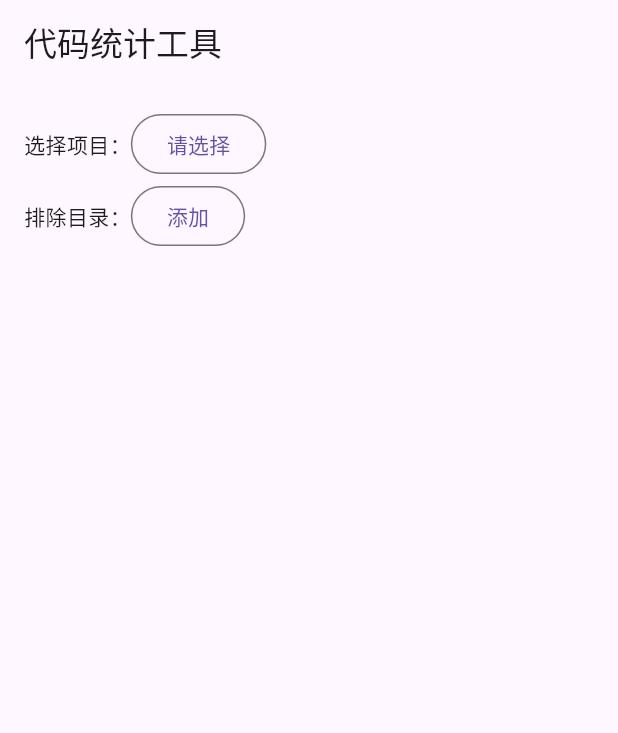
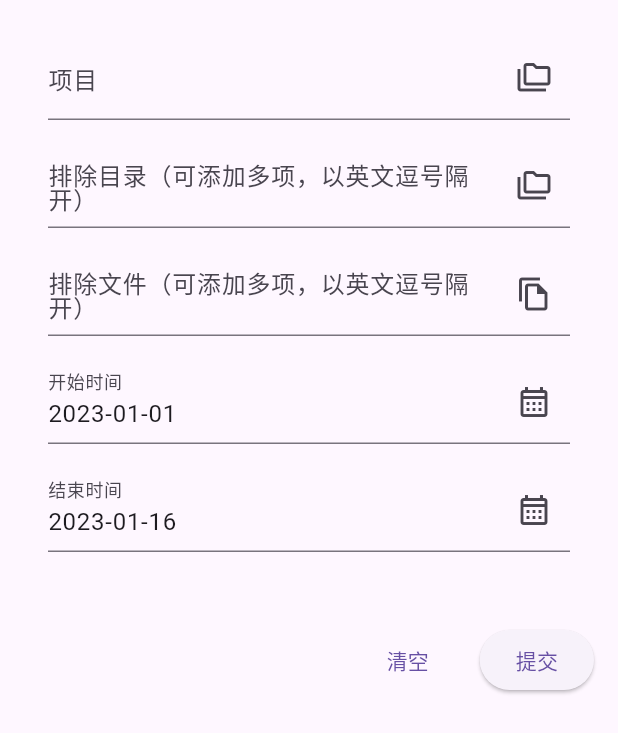
Before and after one commit to Samoy/code_statistics, a Flutter app: the screen it shows after launch, on a phone screen of 412 x 824 dp. Shown: the top 733 px of the screen. Run offline on Flutter 3.47's test engine with Material 2 defaults, Android fonts, the phone set to English and light mode, and no system bars; missing offline and left inert: file_selector.

Commit message:
feat:表单设计完成

```diff
--- a/lib/home.dart
+++ b/lib/home.dart
@@ -1,5 +1,7 @@
+import 'package:code_statistics/widgets/form_item.dart';
 import 'package:file_selector/file_selector.dart';
 import 'package:flutter/material.dart';
+import 'package:intl/intl.dart';
 
 class HomePage extends StatefulWidget {
   const HomePage({super.key});
@@ -11,68 +13,126 @@ class HomePage extends StatefulWidget {
 class _HomePageState extends State<HomePage> {
   final GlobalKey<FormState> _globalKey = GlobalKey<FormState>();
   String _projectPath = ""; // 项目路径
-  List<String> _excludePath = List.empty(); // 排除目录
+  String _excludeDir = ""; // 排除目录
   String _excludeFile = ""; // 排除文件
+  DateTime _endTime = DateTime.now(); // 结束时间
+  DateTime _startTime =
+      DateTime(DateTime.now().year, DateTime.now().month); // 开始时间
+
+  @override
+  void initState() {
+    super.initState();
+  }
 
   @override
   Widget build(BuildContext context) {
     return Scaffold(
-      appBar: AppBar(title: Text("代码统计工具"),),
       body: Form(
         key: _globalKey,
         child: Container(
           padding: const EdgeInsets.all(16),
           child: Column(
             children: [
-              FormField(builder: (context) {
-                return Row(
-                  children: [
-                    const Text("选择项目："),
-                    Text(_projectPath),
-                    OutlinedButton(
-                      onPressed: () {
+              FormItem(
+                initialValue: _projectPath,
+                label: "项目",
+                // icon: Icon(Icons.computer_outlined),
+                suffixIcon: Icon(Icons.folder_copy_outlined),
+                onSuffixIconTap: (controller) {
                   getDirectoryPath().then((value) {
                     if (value != null) {
-                            setState(() {
                       _projectPath = value;
-                            });
+                      controller.text = value;
                     }
                   });
                 },
-                      child: const Text("请选择"),
-                    )
-                  ],
-                );
-              }),
-              FormField(builder: (context) {
-                return Row(
-                  children: [
-                    const Text("排除目录："),
-                    _excludePath.isNotEmpty
-                        ? Column(
-                            children: ListTile.divideTiles(
-                                context: this.context,
-                                tiles: _excludePath.map(
-                                  (e) => Text(e),
-                                )).toList(),
-                          )
-                        : Container(),
-                    OutlinedButton(
-                      onPressed: () {
+              ),
+              FormItem(
+                initialValue: _excludeDir,
+                label: "排除目录（可添加多项，以英文逗号隔开）",
+                // icon: Icon(Icons.folder_outlined),
+                suffixIcon: Icon(Icons.folder_copy_outlined),
+                onSuffixIconTap: (controller) {
                   getDirectoryPath(initialDirectory: _projectPath)
                       .then((value) {
                     if (value != null) {
-                            setState(() {
-                              _excludePath = _excludePath + [value];
-                            });
+                      _excludeDir = value;
+                      controller.text = _excludeDir;
                     }
                   });
                 },
-                      child: const Text("添加"),
+              ),
+              FormItem(
+                initialValue: _excludeFile,
+                label: "排除文件（可添加多项，以英文逗号隔开）",
+                // icon: Icon(Icons.file_copy_outlined),
+                suffixIcon: Icon(Icons.file_copy_outlined),
+                onSuffixIconTap: (controller) {
+                  openFiles(initialDirectory: _projectPath).then((value) {
+                    for (var element in value) {
+                      _excludeFile += "${element.path},";
+                      controller.text = _excludeFile;
+                    }
+                  });
+                },
+              ),
+              FormItem(
+                initialValue: DateFormat("yyyy-MM-dd").format(_startTime),
+                label: "开始时间",
+                // icon: Icon(Icons.timer_rounded),
+                suffixIcon: Icon(Icons.calendar_month_outlined),
+                onSuffixIconTap: (controller) {
+                  showDatePicker(
+                          context: context,
+                          initialDate: _startTime,
+                          firstDate: _startTime,
+                          lastDate: DateTime.now())
+                      .then((value) {
+                    if (value != null) {
+                      _startTime = value;
+                      controller.text = DateFormat("yyyy-MM-dd").format(value);
+                    }
+                  });
+                },
+              ),
+              FormItem(
+                initialValue: DateFormat("yyyy-MM-dd").format(_endTime),
+                label: "结束时间",
+                // icon: Icon(Icons.timer_off),
+                suffixIcon: Icon(Icons.calendar_month_outlined),
+                onSuffixIconTap: (controller) {
+                  showDatePicker(
+                          context: context,
+                          initialDate: _endTime,
+                          firstDate: _startTime,
+                          lastDate: DateTime.now())
+                      .then((value) {
+                    if (value != null) {
+                      _endTime = value;
+                      controller.text = DateFormat("yyyy-MM-dd").format(value);
+                    }
+                  });
+                },
+              ),
+              const SizedBox(
+                height: 40,
+              ),
+              Row(
+                mainAxisAlignment: MainAxisAlignment.end,
+                children: [
+                  TextButton(
+                    onPressed: () {},
+                    child: Text("清空"),
+                  ),
+                  SizedBox(
+                    width: 16,
+                  ),
+                  ElevatedButton(
+                    onPressed: () {},
+                    child: Text("提交"),
                   )
                 ],
-                );
-              })
+              )
             ],
           ),
         ),
--- a/lib/main.dart
+++ b/lib/main.dart
@@ -13,6 +13,7 @@ class MyApp extends StatelessWidget {
   @override
   Widget build(BuildContext context) {
     return MaterialApp(
+      debugShowCheckedModeBanner: false,
       title: '代码统计工具',
       localizationsDelegates: GlobalMaterialLocalizations.delegates,
       supportedLocales: const [
@@ -22,7 +23,7 @@ class MyApp extends StatelessWidget {
       locale: const Locale('zh' 'CN'),
       theme: ThemeData(
         useMaterial3: true,
-        primarySwatch: Colors.purple,
+        primarySwatch: Colors.pink,
       ),
       home: const HomePage(),
     );
--- /dev/null
+++ b/lib/widgets/form_item.dart
@@ -0,0 +1,65 @@
+import "package:flutter/material.dart";
+
+typedef TextEditingControllerCallback = void Function(
+    TextEditingController controller);
+
+class FormItem<T> extends StatefulWidget {
+  final String label;
+  final ValueChanged<T>? onValueChanged;
+  final Icon? icon;
+  final String? initialValue;
+  final bool readOnly;
+  final Icon? suffixIcon;
+  final TextEditingControllerCallback? onSuffixIconTap;
+
+  const FormItem(
+      {Key? key,
+      required this.label,
+      this.icon,
+      this.initialValue,
+      this.readOnly = false,
+      this.onValueChanged,
+      this.suffixIcon,
+      this.onSuffixIconTap})
+      : super(key: key);
+
+  @override
+  State<FormItem> createState() => _FormItemState();
+}
+
+class _FormItemState extends State<FormItem> {
+  final TextEditingController _controller = TextEditingController();
+
+  @override
+  void initState() {
+    super.initState();
+    if (widget.initialValue != null) {
+      _controller.text = widget.initialValue!;
+    }
+  }
+
+  @override
+  Widget build(BuildContext context) {
+    return Container(
+      padding: const EdgeInsets.symmetric(horizontal: 16, vertical: 8),
+      child: TextFormField(
+        readOnly: widget.readOnly,
+        controller: _controller,
+        decoration: InputDecoration(
+            icon: widget.icon,
+            label: Text(widget.label),
+            suffixIcon: widget.suffixIcon != null
+                ? IconButton(
+                    onPressed: () {
+                      if (widget.onSuffixIconTap != null) {
+                        widget.onSuffixIconTap!(_controller);
+                      }
+                    },
+                    icon: widget.suffixIcon!)
+                : null),
+        key: widget.key,
+        onChanged: widget.onValueChanged,
+      ),
+    );
+  }
+}
--- a/pubspec.yaml
+++ b/pubspec.yaml
@@ -35,6 +35,7 @@ dependencies:
     sdk: flutter
   window_manager: ^0.3.0
   file_selector: ^0.9.2+2
+  intl: ^0.17.0
 
 
   # The following adds the Cupertino Icons font to your application.
```
Also changed, not shown: pubspec.lock. Lines whose indentation alone changed are shown as unchanged.
